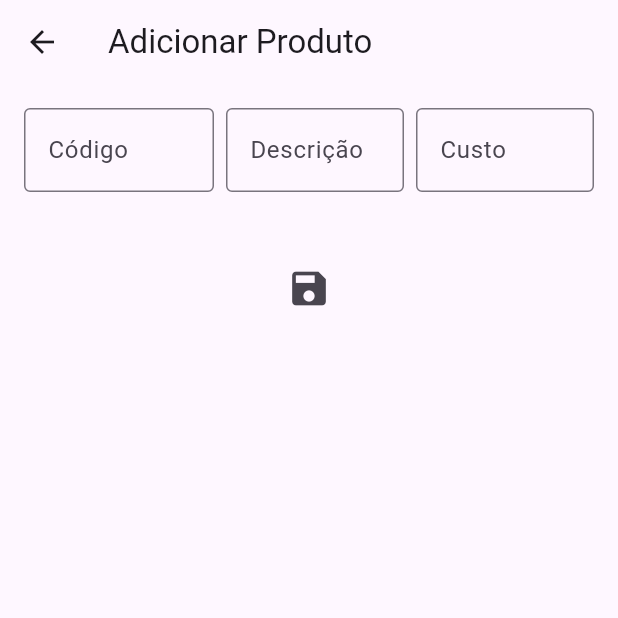
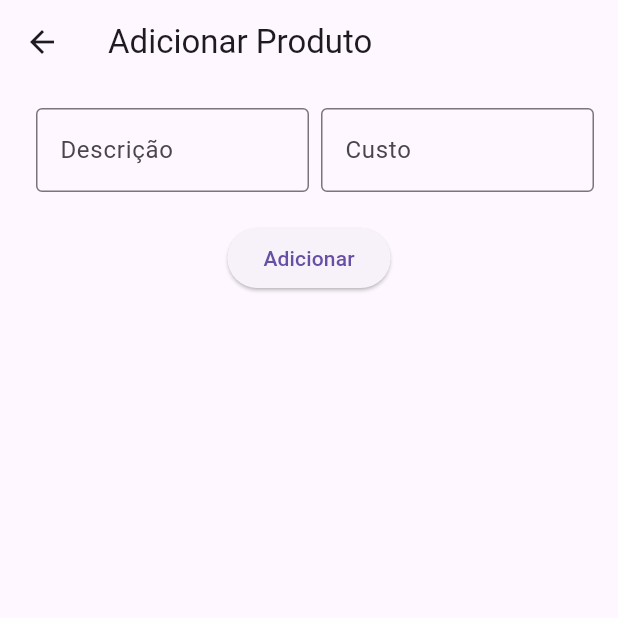
Before and after one commit to diegorafaelgit/consulta_produtos, a Flutter app: the screen it shows after launch, after a tap on the "add" icon, on a phone screen of 412 x 824 dp, the top half of it. Run offline on Flutter 3.47's test engine with Material 3 defaults, Android fonts, the phone set to English and light mode, and no system bars; network calls fail.

Commit message:
feita a parte de inserção de novos produtos pela aplicação

```diff
--- a/lib/main.dart
+++ b/lib/main.dart
@@ -107,12 +107,24 @@ class _ConsultaProdutoState extends State<ConsultaProduto> {
         ),
         leading: IconButton(
           icon: Icon(Icons.add),
-          onPressed: () {
-            Navigator.push(
+          onPressed: () async {
+            // Aguarda o retorno da tela de adição de produto
+            final result = await Navigator.push(
               context,
               MaterialPageRoute(
                   builder: (context) => PaginaProduto(isEditing: false)),
             );
+
+            // Verifica se o produto foi adicionado e recarrega a lista
+            if (result == true) {
+              setState(() {
+                futureProdutos = fetchProdutos();
+                futureProdutos.then((value) {
+                  produtos = value;
+                  produtosFiltrados = value;
+                });
+              });
+            }
           },
         ),
       ),
@@ -276,84 +288,27 @@ class PaginaProduto extends StatefulWidget {
 }
 
 class PaginaProdutoEdicao extends State<PaginaProduto> {
-  final List<Map<String, String>> tabelaLojas = [];
+  final TextEditingController controllerDescricao = TextEditingController();
+  final TextEditingController controllerCusto = TextEditingController();
 
-  final TextEditingController controllerLoja = TextEditingController();
-  final TextEditingController controllerPrecoVenda = TextEditingController();
+  Future<void> adicionarProduto() async {
+    final url = Uri.parse('http://127.0.0.1:5000/produtos');
+    final response = await http.post(
+      url,
+      headers: {'Content-Type': 'application/json'},
+      body: jsonEncode({
+        'descricao': controllerDescricao.text,
+        'custo': double.tryParse(controllerCusto.text) ?? 0,
+      }),
+    );
 
-  // @override
-  // void initState() {
-  //   super.initState();
-  //   // Adiciona os itens teste de loja e preço
-  //   tabelaLojas.addAll([
-  //     {'loja': 'Loja A', 'precoVenda': 'R\$ 10,00'},
-  //     {'loja': 'Loja B', 'precoVenda': 'R\$ 12,00'},
-  //   ]);
-
-  //   if (widget.isEditing) {
-  //     controllerLoja.text = widget.loja ?? '';
-  //     controllerPrecoVenda.text = widget.precoVenda ?? '';
-  //   }
-  // }
-
-  // void mostrarItensLoja({Map<String, String>? item}) {
-  //   final TextEditingController storeController = TextEditingController(
-  //     text: item != null ? item['loja'] : '',
-  //   );
-  //   final TextEditingController priceController = TextEditingController(
-  //     text: item != null ? item['precoVenda'] : '',
-  //   );
-
-  //   showDialog(
-  //     context: context,
-  //     builder: (context) {
-  //       return AlertDialog(
-  //         title: Text(item != null ? 'Editar Loja' : 'Adicionar Loja'),
-  //         content: Column(
-  //           mainAxisSize: MainAxisSize.min,
-  //           children: [
-  //             TextField(
-  //               controller: storeController,
-  //               decoration: InputDecoration(labelText: 'Loja'),
-  //             ),
-  //             TextField(
-  //               controller: priceController,
-  //               decoration: InputDecoration(labelText: 'Preço de Venda'),
-  //               keyboardType: TextInputType.number,
-  //             ),
-  //           ],
-  //         ),
-  //         actions: [
-  //           TextButton(
-  //             onPressed: () {
-  //               Navigator.of(context).pop();
-  //             },
-  //             child: Text('Cancelar'),
-  //           ),
-  //           TextButton(
-  //             onPressed: () {
-  //               if (item != null) {
-  //                 setState(() {
-  //                   item['loja'] = storeController.text;
-  //                   item['precoVenda'] = priceController.text;
-  //                 });
-  //               } else {
-  //                 setState(() {
-  //                   tabelaLojas.add({
-  //                     'loja': storeController.text,
-  //                     'precoVenda': priceController.text,
-  //                   });
-  //                 });
-  //               }
-  //               Navigator.of(context).pop();
-  //             },
-  //             child: Text('Salvar'),
-  //           ),
-  //         ],
-  //       );
-  //     },
-  //   );
-  // }
+    if (response.statusCode == 201) {
+      print('Produto adicionado com sucesso');
+      Navigator.pop(context, true);
+    } else {
+      print('Erro ao adicionar produto: ${response.statusCode}');
+    }
+  }
 
   @override
   Widget build(BuildContext context) {
@@ -369,19 +324,9 @@ class PaginaProdutoEdicao extends State<PaginaProduto> {
               children: [
                 Expanded(
                   child: Padding(
-                    padding: const EdgeInsets.only(right: 0),
-                    child: TextFormField(
-                      decoration: InputDecoration(
-                        labelText: 'Código',
-                        border: OutlineInputBorder(),
-                      ),
-                    ),
-                  ),
-                ),
-                Expanded(
-                  child: Padding(
                     padding: const EdgeInsets.only(left: 8.0),
                     child: TextFormField(
+                      controller: controllerDescricao,
                       decoration: InputDecoration(
                         labelText: 'Descrição',
                         border: OutlineInputBorder(),
@@ -393,6 +338,7 @@ class PaginaProdutoEdicao extends State<PaginaProduto> {
                   child: Padding(
                     padding: const EdgeInsets.only(left: 8.0),
                     child: TextFormField(
+                      controller: controllerCusto,
                       decoration: InputDecoration(
                         labelText: 'Custo',
                         border: OutlineInputBorder(),
@@ -403,86 +349,10 @@ class PaginaProdutoEdicao extends State<PaginaProduto> {
                 ),
               ],
             ),
-            SizedBox(height: 16),
-            // Botão para abrir modal para adicionar uma nova loja
-            // ElevatedButton(
-            //   onPressed: () {
-            //     mostrarItensLoja();
-            //   },
-            //   child: Row(
-            //     mainAxisSize: MainAxisSize.min,
-            //     children: [
-            //       Icon(Icons.add),
-            //     ],
-            //   ),
-            // ),
-            // SizedBox(height: 16),
-            // // Tabela de lojas relacionadas a esse item
-            // Expanded(
-            //   child: LayoutBuilder(
-            //     builder: (context, constraints) {
-            //       return DataTable(
-            //         columnSpacing: constraints.maxWidth * 0.05,
-            //         columns: [
-            //           DataColumn(
-            //             label: Container(
-            //               width: constraints.maxWidth * 0.3,
-            //               child: Text('Loja'),
-            //             ),
-            //           ),
-            //           DataColumn(
-            //             label: Container(
-            //               width: constraints.maxWidth * 0.3,
-            //               child: Text('Preço de Venda'),
-            //             ),
-            //           ),
-            //           DataColumn(
-            //             label: Container(
-            //               width: constraints.maxWidth * 0.3,
-            //               child: Text('Ações'),
-            //             ),
-            //           ),
-            //         ],
-            //         rows: tabelaLojas.map((item) {
-            //           return DataRow(cells: [
-            //             DataCell(Text(item['loja']!)),
-            //             DataCell(Text(item['precoVenda']!)),
-            //             DataCell(Row(
-            //               children: [
-            //                 IconButton(
-            //                   icon: Icon(Icons.edit, color: Colors.blue),
-            //                   onPressed: () {
-            //                     mostrarItensLoja(item: item);
-            //                   },
-            //                 ),
-            //                 IconButton(
-            //                   icon: Icon(Icons.delete, color: Colors.red),
-            //                   onPressed: () {
-            //                     setState(() {
-            //                       tabelaLojas.remove(item);
-            //                     });
-            //                   },
-            //                 ),
-            //               ],
-            //             )),
-            //           ]);
-            //         }).toList(),
-            //       );
-            //     },
-            //   ),
-            // ),
-            SizedBox(height: 24),
-            //  Botão para salvar as alterações da inserção/edição do produto
-            IconButton(
-              icon: Icon(Icons.save, size: 30),
-              onPressed: () {
-                if (widget.isEditing) {
-                  print('Produto editado com ID: ${widget.productId}');
-                } else {
-                  print('Produto adicionado');
-                }
-                Navigator.pop(context);
-              },
+            SizedBox(height: 20),
+            ElevatedButton(
+              onPressed: adicionarProduto,
+              child: Text(widget.isEditing ? 'Salvar' : 'Adicionar'),
             ),
           ],
         ),
```
